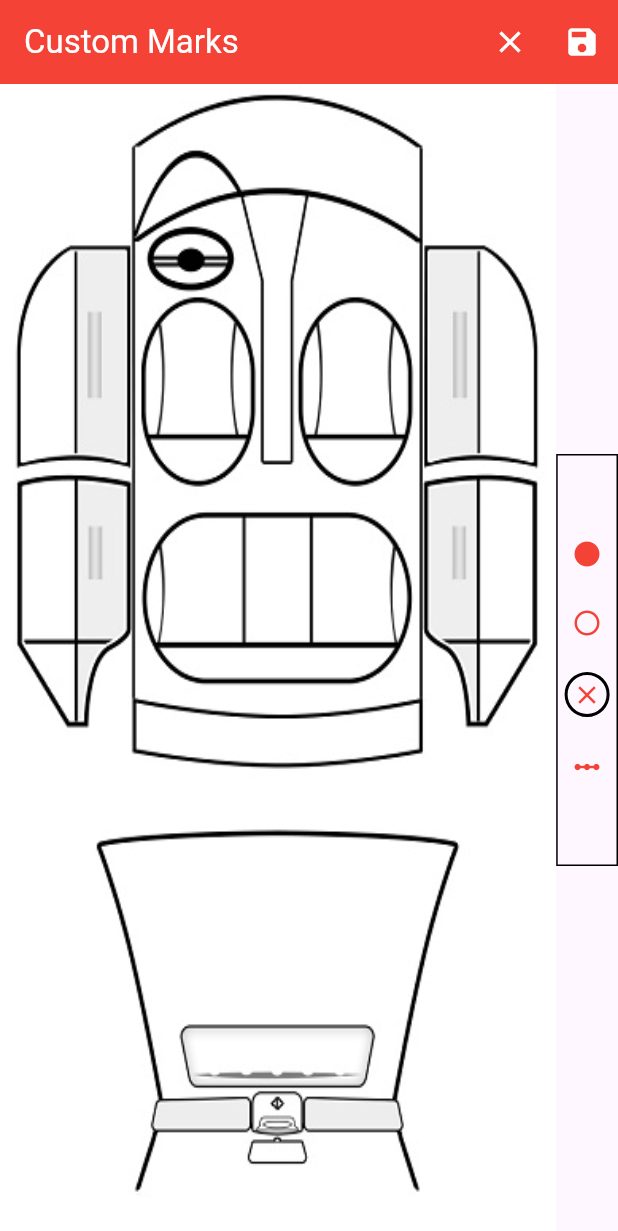
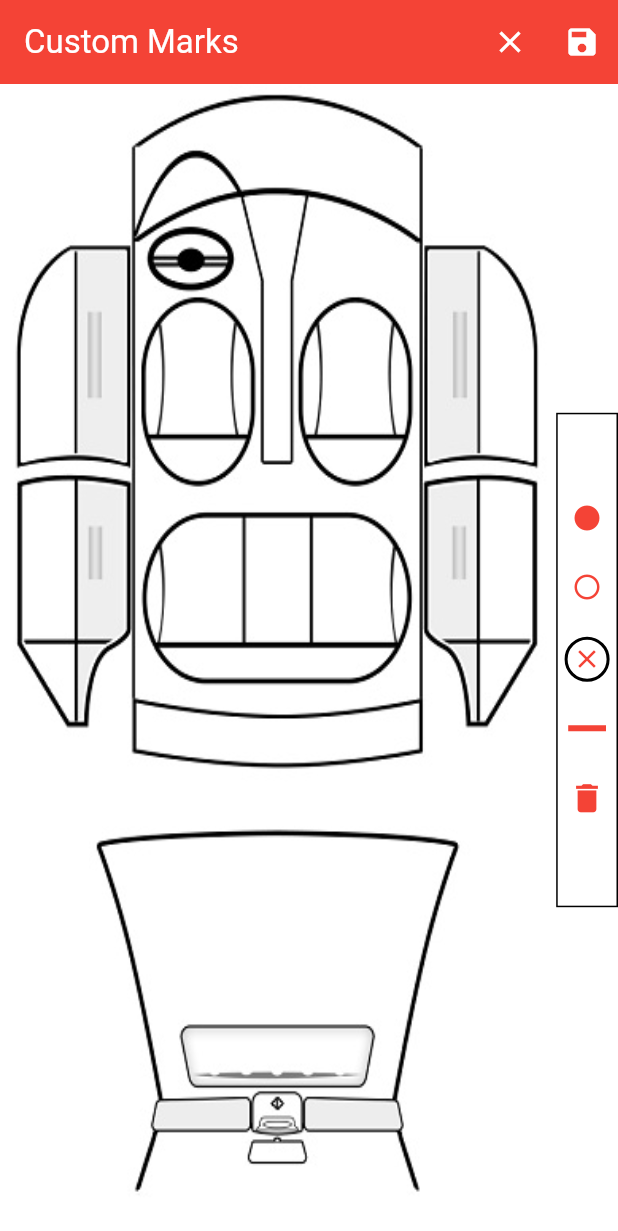
Before and after one commit to abdullahrazzaq120/flutter_custom_painter, a Flutter app: the screen it shows after launch, after a tap on the "close" icon, on a phone screen of 412 x 824 dp. Shown: the top 1231 px of the screen. Run offline on Flutter 3.47's test engine with Material 3 defaults, Android fonts, the phone set to English and light mode, and no system bars.

```diff
--- a/lib/home_screen.dart
+++ b/lib/home_screen.dart
@@ -18,6 +18,7 @@ class HomeScreen extends StatefulWidget {
 class _HomeScreenState extends State<HomeScreen> {
   List<Mark> marks = [];
   int type = 0;
+  final double _markRadius = 10.0;
 
   Offset? _startPoint; // Starting point of the current line
   Offset? _currentPoint; // Current point during drawing a line
@@ -26,11 +27,54 @@ class _HomeScreenState extends State<HomeScreen> {
     setState(() {
       if (type == 3) {
         _startPoint = position; // Set the starting point
-        _currentPoint = position; // Initialize current point
+        _currentPoint = position; // Initialize curre|nt point
+      } else {
+        marks.add(Mark(position: position, type: type)); // Add new mark
+      }
+    });
   }
 
-      marks.add(Mark(position: position, type: type)); // Add new mark
+  void _removeMark(Offset position) {
+    setState(() {
+
+      // Find the mark within a certain distance and remove it
+      marks.removeWhere((mark) {
+        if (mark.type == 3) {
+         return _isTapNearLine(position, mark.position, mark.endPosition!);
+        }
+
+        return (mark.position - position).distance <=
+            _markRadius; // Check distance
       });
+    });
+  }
+
+
+  bool _isTapNearLine(Offset tap, Offset start, Offset end) {
+    // Calculate the shortest distance from the tap to the line segment
+    double dx = end.dx - start.dx;
+    double dy = end.dy - start.dy;
+
+    // If the line is just a point
+    if (dx == 0 && dy == 0) {
+      return (tap - start).distance <= _markRadius;
+    }
+
+    // Calculate the parameter t
+    double t = ((tap.dx - start.dx) * dx + (tap.dy - start.dy) * dy) /
+        (dx * dx + dy * dy);
+
+    // Clamp t to the range [0, 1]
+    t = t.clamp(0.0, 1.0);
+
+    // Find the closest point on the line segment
+    Offset closestPoint = Offset(
+      start.dx + t * dx,
+      start.dy + t * dy,
+    );
+
+    // Check the distance from the tap to the closest point
+    return (tap - closestPoint).distance <= _markRadius;
   }
 
   void _updateLine(Offset currentPoint) {
@@ -47,10 +91,8 @@ class _HomeScreenState extends State<HomeScreen> {
       print(endPoint);
 
       setState(() {
-        marks.add(Mark(
-            position: _startPoint!,
-            endPosition: endPoint,
-            type: type));
+        marks.add(
+            Mark(position: _startPoint!, endPosition: endPoint, type: type));
 
         for (final m in marks) {
           print("Marks saved: ${m.toJson()}");
@@ -64,6 +106,7 @@ class _HomeScreenState extends State<HomeScreen> {
   @override
   Widget build(BuildContext context) {
     return Scaffold(
+      backgroundColor: Colors.white,
       appBar: AppBar(
         title: const Text('Custom Marks'),
         backgroundColor: Colors.red,
@@ -95,16 +138,25 @@ class _HomeScreenState extends State<HomeScreen> {
             flex: 9,
             child: GestureDetector(
               onPanDown: (details) {
+                if (type == 4) {
+                  _removeMark(details.localPosition);
+                  return;
+                }
                 _addMark(details.localPosition); // Add mark on touch
               },
-              onPanUpdate: type == 3 ? (details) {
-                _updateLine(details.localPosition); // Update the line as user drags
-              } : null,
-              onPanEnd: type == 3 ? (details) {
+              onPanUpdate: type == 3
+                  ? (details) {
+                      _updateLine(details
+                          .localPosition); // Update the line as user drags
+                    }
+                  : null,
+              onPanEnd: type == 3
+                  ? (details) {
                       if (_currentPoint != null) {
                         _endLine(_currentPoint!); // Finish the line
                       }
-              } : null,
+                    }
+                  : null,
               child: Stack(
                 children: [
                   Positioned.fill(
@@ -127,108 +179,54 @@ class _HomeScreenState extends State<HomeScreen> {
               decoration: BoxDecoration(
                 border: Border.all(color: Colors.black),
               ),
-              height: MediaQuery.of(context).size.height / 3,
+              height: MediaQuery.of(context).size.height / 2.5,
               alignment: Alignment.centerLeft,
               child: Column(
                 mainAxisAlignment: MainAxisAlignment.center,
                 children: [
-                  Container(
-                    alignment: Alignment.center,
-                    decoration: type == 0
-                        ? BoxDecoration(
-                            shape:
-                                BoxShape.circle, // Makes the container circular
-                            border: Border.all(
-                                color: Colors.black, width: 2), // Circle border
-                          )
-                        : null,
-                    padding: const EdgeInsets.all(3),
-                    child: InkWell(
-                      onTap: () {
-                        setState(() {
-                          type = 0;
-                        });
-                      },
+                  markIcon(
+                    selectedType: 0,
                     child: const Icon(
                       Icons.circle,
                       color: Colors.red,
                       size: 20,
                     ),
                   ),
-                  ),
                   const SizedBox(height: 20),
-                  Container(
-                    alignment: Alignment.center,
-                    decoration: type == 1
-                        ? BoxDecoration(
-                            shape:
-                                BoxShape.circle, // Makes the container circular
-                            border: Border.all(
-                                color: Colors.black, width: 2), // Circle border
-                          )
-                        : null,
-                    padding: const EdgeInsets.all(3),
-                    child: InkWell(
-                      onTap: () {
-                        setState(() {
-                          type = 1;
-                        });
-                      },
+                  markIcon(
+                    selectedType: 1,
                     child: const Icon(
                       Icons.radio_button_unchecked_rounded,
                       color: Colors.red,
                       size: 20,
                     ),
                   ),
-                  ),
                   const SizedBox(height: 20),
-                  Container(
-                    alignment: Alignment.center,
-                    decoration: type == 2
-                        ? BoxDecoration(
-                            shape:
-                                BoxShape.circle, // Makes the container circular
-                            border: Border.all(
-                                color: Colors.black, width: 2), // Circle border
-                          )
-                        : null,
-                    padding: const EdgeInsets.all(3),
-                    child: InkWell(
-                      onTap: () {
-                        setState(() {
-                          type = 2;
-                        });
-                      },
+                  markIcon(
+                    selectedType: 2,
                     child: const Icon(
                       Icons.close_sharp,
                       color: Colors.red,
                       size: 20,
                     ),
                   ),
+                  const SizedBox(height: 20),
+                  markIcon(
+                    selectedType: 3,
+                    child: const Divider(
+                      thickness: 4,
+                      endIndent: 4,
+                      indent: 4,
+                      color: Colors.red,
+                    ),
                   ),
                   const SizedBox(height: 20),
-                  Container(
-                    alignment: Alignment.center,
-                    decoration: type == 3
-                        ? BoxDecoration(
-                      shape:
-                      BoxShape.circle, // Makes the container circular
-                      border: Border.all(
-                          color: Colors.black, width: 2), // Circle border
-                    )
-                        : null,
-                    padding: const EdgeInsets.all(3),
-                    child: InkWell(
-                      onTap: () {
-                        setState(() {
-                          type = 3;
-                        });
-                      },
+                  markIcon(
+                    selectedType: 4,
                     child: const Icon(
-                        Icons.linear_scale,
+                      Icons.delete,
                       color: Colors.red,
-                        size: 20,
-                      ),
+                      size: 25,
                     ),
                   ),
                 ],
@@ -239,4 +237,25 @@ class _HomeScreenState extends State<HomeScreen> {
       ),
     );
   }
+
+  Widget markIcon({required int selectedType, required Widget child}) {
+    return Container(
+      alignment: Alignment.center,
+      decoration: type == selectedType
+          ? BoxDecoration(
+              shape: BoxShape.circle,
+              border: Border.all(color: Colors.black, width: 2),
+            )
+          : null,
+      padding: const EdgeInsets.all(3),
+      child: InkWell(
+        onTap: () {
+          setState(() {
+            type = selectedType;
+          });
+        },
+        child: child,
+      ),
+    );
   }
+}
--- a/lib/mark_painter.dart
+++ b/lib/mark_painter.dart
@@ -40,7 +40,10 @@ class MarkPainter extends CustomPainter {
         canvas.drawLine(topRight, bottomLeft, paint);
       } else if(mark.type == 3){
         paint.strokeCap = StrokeCap.round;
+        paint.strokeWidth = 4;
         canvas.drawLine(mark.position, mark.endPosition!, paint);
+      } else if(mark.type == 4){
+
       }
     }
   }
```
Lines whose indentation alone changed are shown as unchanged.
